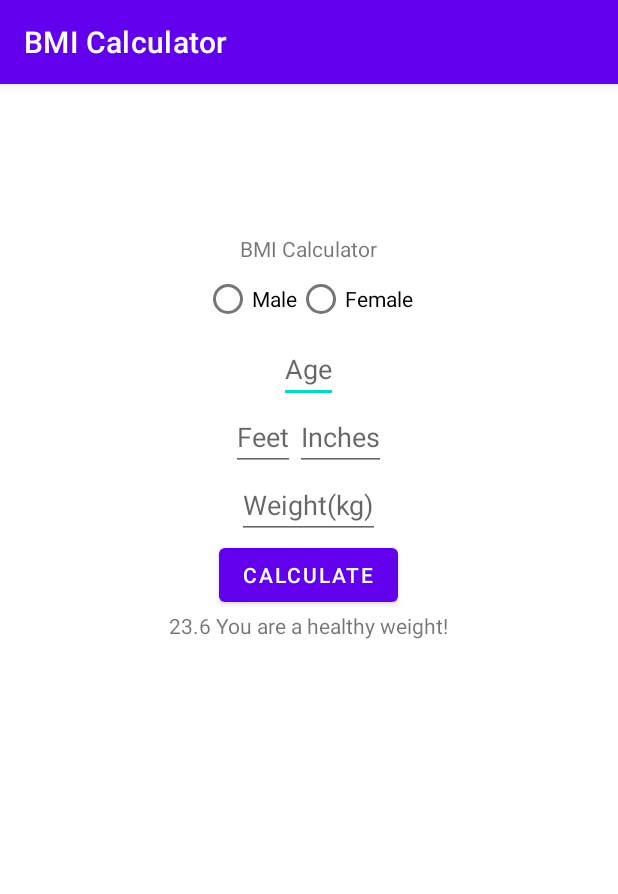
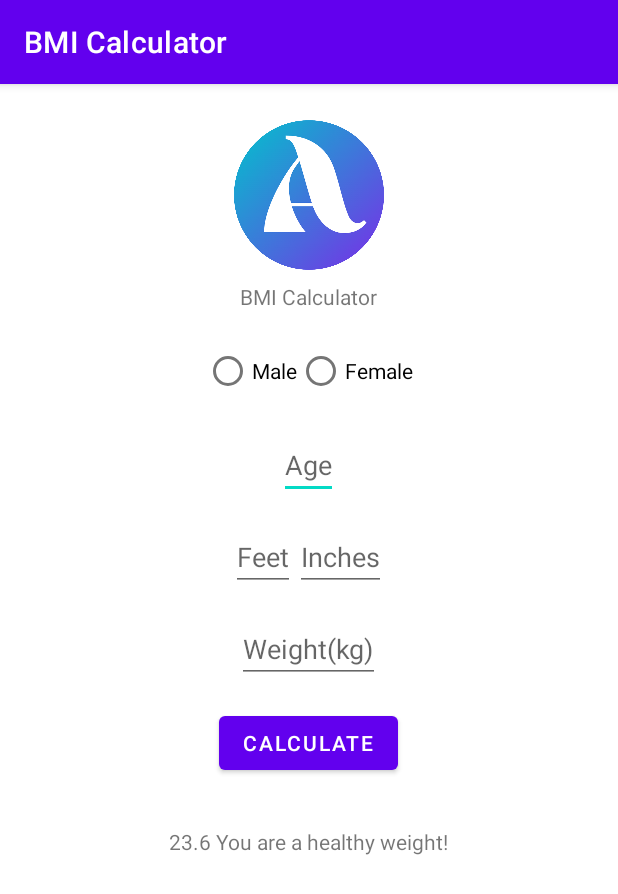
Before and after one commit to njdeane/BMICalculator, an Android app: the screen it shows after launch (MainActivity), on a phone screen of 412 x 824 dp. Shown: the top 894 px of the screen. Run offline under Robolectric (Android 15) with nearby library versions, the phone set to English and light mode, and no system bars.

Commit message:
Format views.

```diff
--- a/app/src/main/res/layout/activity_main.xml
+++ b/app/src/main/res/layout/activity_main.xml
@@ -2,54 +2,63 @@
 <LinearLayout xmlns:android="http://schemas.android.com/apk/res/android"
     android:layout_width="match_parent"
     android:layout_height="match_parent"
+    android:gravity="center_horizontal"
     android:orientation="vertical"
-    android:gravity="center_horizontal">
+    android:padding="24dp">
 
     <ImageView
         android:layout_width="100dp"
-        android:layout_height="100dp"/>
+        android:layout_height="100dp"
+        android:src="@drawable/logo" />
 
     <TextView
         android:layout_width="wrap_content"
         android:layout_height="wrap_content"
-        android:text="BMI Calculator"/>
+        android:layout_margin="8dp"
+        android:text="BMI Calculator" />
 
-    <LinearLayout
+    <RadioGroup
         android:layout_width="wrap_content"
         android:layout_height="wrap_content"
+        android:layout_margin="8dp"
         android:orientation="horizontal">
 
         <RadioButton
             android:layout_width="wrap_content"
             android:layout_height="wrap_content"
-            android:text="Male"/>
+            android:text="Male" />
 
         <RadioButton
             android:layout_width="wrap_content"
             android:layout_height="wrap_content"
-            android:text="Female"/>
+            android:text="Female" />
 
-    </LinearLayout>
+    </RadioGroup>
 
     <EditText
         android:layout_width="wrap_content"
         android:layout_height="wrap_content"
-        android:hint="Age"/>
+        android:layout_margin="8dp"
+        android:hint="Age"
+        android:inputType="number" />
 
     <LinearLayout
         android:layout_width="wrap_content"
         android:layout_height="wrap_content"
+        android:layout_margin="8dp"
         android:orientation="horizontal">
 
         <EditText
             android:layout_width="wrap_content"
             android:layout_height="wrap_content"
-            android:hint="Feet"/>
+            android:hint="Feet"
+            android:inputType="number" />
 
         <EditText
             android:layout_width="wrap_content"
             android:layout_height="wrap_content"
-            android:hint="Inches"/>
+            android:hint="Inches"
+            android:inputType="number" />
 
     </LinearLayout>
 
@@ -57,17 +66,21 @@
     <EditText
         android:layout_width="wrap_content"
         android:layout_height="wrap_content"
-        android:hint="Weight(kg)"/>
+        android:layout_margin="8dp"
+        android:hint="Weight(kg)"
+        android:inputType="number" />
 
     <Button
         android:layout_width="wrap_content"
         android:layout_height="wrap_content"
-        android:text="Calculate"/>
+        android:layout_margin="8dp"
+        android:text="Calculate" />
 
     <TextView
         android:layout_width="wrap_content"
         android:layout_height="wrap_content"
-        android:text="23.6 You are a healthy weight!"/>
+        android:layout_margin="24dp"
+        android:text="23.6 You are a healthy weight!" />
 
 
 </LinearLayout>
```
Also changed, not shown: app/src/main/res/drawable/logo.png (added).
